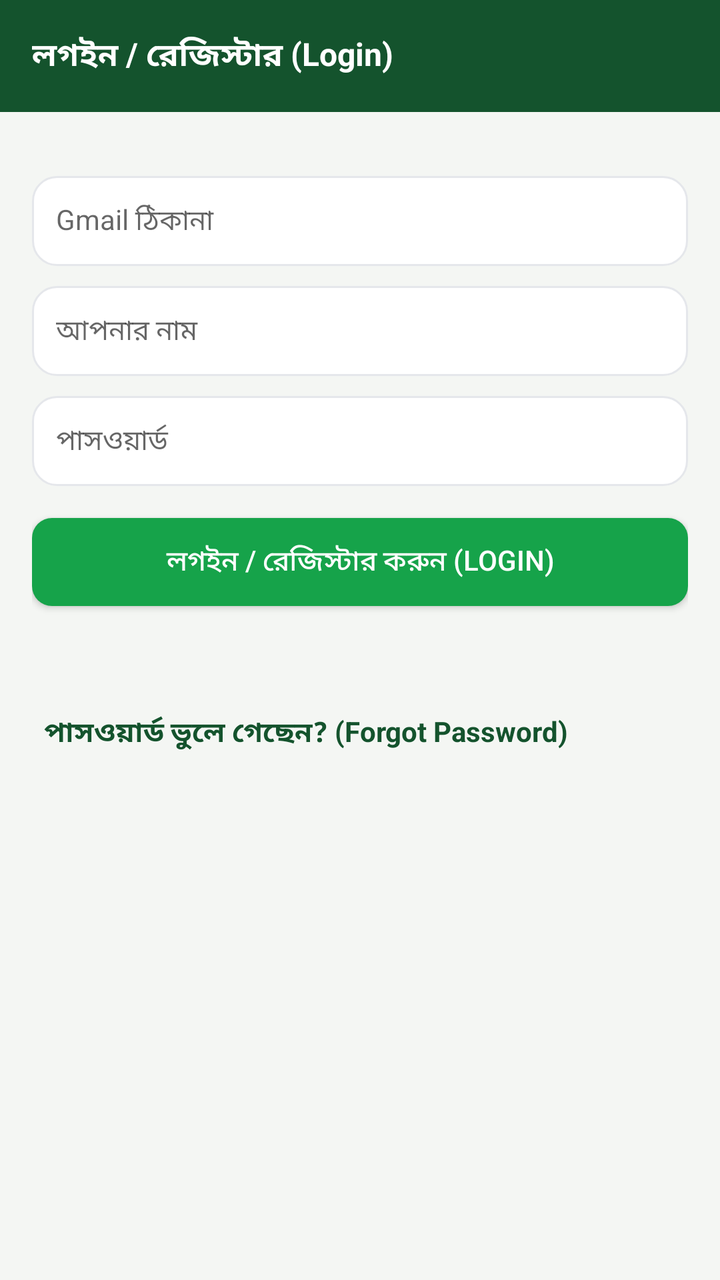
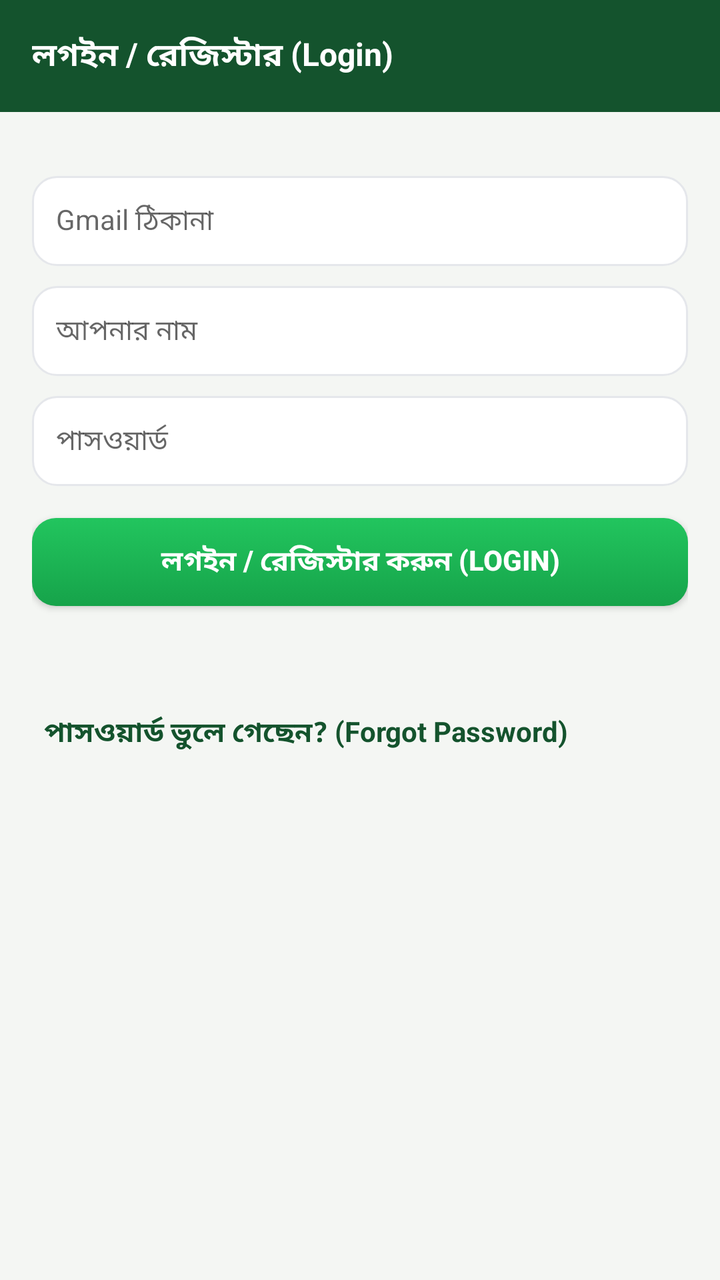

An Android layout rendered at two revisions. The XML below is the earlier revision; the diff shows what the commit changed to produce the second picture.
<!-- AndroidManifest.xml: application theme AppTheme -->
<!-- res/layout/activity_login.xml -->
<?xml version="1.0" encoding="utf-8"?>
<LinearLayout xmlns:android="http://schemas.android.com/apk/res/android"
    android:layout_width="match_parent"
    android:layout_height="match_parent"
    android:orientation="vertical"
    android:background="@color/bg"
    android:fitsSystemWindows="true">

    <android.widget.Toolbar
        android:id="@+id/toolbar"
        android:layout_width="match_parent"
        android:layout_height="?android:attr/actionBarSize"
        android:background="@color/green_dark"
        android:titleTextColor="#ffffff"
        android:titleTextAppearance="@style/ToolbarTitle"
        android:title="@string/login_title" />

    <ScrollView
        android:layout_width="match_parent"
        android:layout_height="match_parent"
        android:fillViewport="true">
        <LinearLayout
            android:layout_width="match_parent"
            android:layout_height="wrap_content"
            android:orientation="vertical"
            android:padding="16dp"
            android:paddingBottom="32dp">
            <EditText
                android:id="@+id/email"
                android:layout_width="match_parent"
                android:layout_height="wrap_content"
                android:hint="Gmail ঠিকানা"
                android:inputType="textEmailAddress"
                android:textSize="14sp"
                android:layout_marginTop="16dp"
                android:background="@drawable/card_bg"
                android:padding="12dp" />
            <EditText
                android:id="@+id/name"
                android:layout_width="match_parent"
                android:layout_height="wrap_content"
                android:hint="আপনার নাম"
                android:inputType="textPersonName"
                android:textSize="14sp"
                android:layout_marginTop="10dp"
                android:background="@drawable/card_bg"
                android:padding="12dp" />
            <EditText
                android:id="@+id/password"
                android:layout_width="match_parent"
                android:layout_height="wrap_content"
                android:hint="পাসওয়ার্ড"
                android:inputType="textPassword"
                android:textSize="14sp"
                android:layout_marginTop="10dp"
                android:background="@drawable/card_bg"
                android:padding="12dp" />
            <Button
                android:id="@+id/loginBtn"
                android:layout_width="match_parent"
                android:layout_height="44dp"
                android:text="লগইন / রেজিস্টার করুন (Login)"
                android:textSize="14sp"
                android:layout_marginTop="16dp"
                android:minHeight="0dp"
                android:background="@drawable/btn_primary"
                android:textColor="#ffffff"
            />
            <TextView
                android:id="@+id/status"
                android:layout_width="wrap_content"
                android:layout_height="wrap_content"
                android:layout_marginTop="10dp"
                android:textSize="14sp"
                android:textColor="@color/danger" />
            <TextView
                android:id="@+id/forgotLink"
                android:layout_width="wrap_content"
                android:layout_height="wrap_content"
                android:text="পাসওয়ার্ড ভুলে গেছেন? (Forgot Password)"
                android:textColor="@color/green_dark"
                android:textSize="14sp"
                android:textStyle="bold"
                android:layout_marginTop="18dp"
                android:padding="6dp" />

            <LinearLayout
                android:id="@+id/forgotPanel"
                android:layout_width="match_parent"
                android:layout_height="wrap_content"
                android:orientation="vertical"
                android:visibility="gone"
                android:background="@drawable/card_bg"
                android:padding="12dp"
                android:layout_marginTop="8dp">
                <EditText
                    android:id="@+id/fpCode"
                    android:layout_width="match_parent"
                    android:layout_height="wrap_content"
                    android:hint="৬ সংখ্যার কোড"
                    android:inputType="number"
                    android:textSize="14sp"
                    android:layout_marginTop="10dp"
                    android:background="@color/bg"
                    android:padding="10dp" />
                <EditText
                    android:id="@+id/fpNewPass"
                    android:layout_width="match_parent"
                    android:layout_height="wrap_content"
                    android:hint="নতুন পাসওয়ার্ড (কমপক্ষে ৪ অক্ষর)"
                    android:inputType="textPassword"
                    android:textSize="14sp"
                    android:layout_marginTop="10dp"
                    android:background="@color/bg"
                    android:padding="10dp" />
                <Button
                    android:id="@+id/fpSendBtn"
                    android:layout_width="match_parent"
                    android:layout_height="40dp"
                    android:text="কোড পাঠান (Send Code)"
                    android:textSize="14sp"
                    android:layout_marginTop="10dp"
                android:minHeight="0dp"
                android:background="@drawable/btn_secondary"
                android:textColor="@color/green_dark"
            />
                <Button
                    android:id="@+id/fpVerifyBtn"
                    android:layout_width="match_parent"
                    android:layout_height="40dp"
                    android:text="কোড দিয়ে পাসওয়ার্ড বদলান (Reset Password)"
                    android:textSize="14sp"
                    android:layout_marginTop="8dp"
                android:minHeight="0dp"
                android:background="@drawable/btn_secondary"
                android:textColor="@color/green_dark"
            />
                <TextView
                    android:id="@+id/fpStatus"
                    android:layout_width="wrap_content"
                    android:layout_height="wrap_content"
                    android:textSize="14sp"
                    android:layout_marginTop="8dp" />
            </LinearLayout>
        </LinearLayout>
    </ScrollView>
</LinearLayout>
<!-- resources referenced by this layout -->
<resources>
  <color name="bg">#f4f6f3</color>
  <color name="danger">#b91c1c</color>
  <color name="green_dark">#14532d</color>
  <!-- drawable btn_primary (drawable) -->
  <?xml version="1.0" encoding="utf-8"?>
  <shape xmlns:android="http://schemas.android.com/apk/res/android"
      android:shape="rectangle">
      <solid android:color="@color/green" />
      <corners android:radius="10dp" />
  </shape>
  <!-- drawable btn_secondary (drawable) -->
  <?xml version="1.0" encoding="utf-8"?>
  <shape xmlns:android="http://schemas.android.com/apk/res/android"
      android:shape="rectangle">
      <solid android:color="#ffffff" />
      <stroke android:width="1.5dp" android:color="@color/green" />
      <corners android:radius="10dp" />
  </shape>
  <!-- drawable card_bg (drawable) -->
  <?xml version="1.0" encoding="utf-8"?>
  <shape xmlns:android="http://schemas.android.com/apk/res/android"
      android:shape="rectangle">
      <solid android:color="#ffffff" />
      <stroke android:width="1dp" android:color="#E5E7EB" />
      <corners android:radius="12dp" />
  </shape>
  <string name="login_title">লগইন / রেজিস্টার (Login)</string>
  <style name="ToolbarTitle">
          <item name="android:textSize">16sp</item>
          <item name="android:textStyle">bold</item>
      </style>
  <style name="AppTheme" parent="android:Theme.Material.Light.NoActionBar">
          <item name="android:colorPrimary">@color/green_dark</item>
          <item name="android:colorPrimaryDark">@color/green_dark</item>
          <item name="android:colorAccent">@color/green</item>
          <item name="android:windowBackground">@color/bg</item>
      </style>
  <color name="green">#16a34a</color>
</resources>

<!-- the commit's change to res/layout/activity_login.xml (unified diff, before → after) -->
@@ -61,9 +61,11 @@
                 android:layout_height="44dp"
                 android:text="লগইন / রেজিস্টার করুন (Login)"
                 android:textSize="14sp"
+                android:textStyle="bold"
                 android:layout_marginTop="16dp"
                 android:minHeight="0dp"
                 android:background="@drawable/btn_primary"
+                android:elevation="2dp"
                 android:textColor="#ffffff"
             />
             <TextView
<!-- resource entries referenced after the edit -->
@@ -5,19 +5,16 @@
   <color name="green_dark">#14532d</color>
   <!-- drawable btn_primary (drawable) -->
   <?xml version="1.0" encoding="utf-8"?>
-  <shape xmlns:android="http://schemas.android.com/apk/res/android"
-      android:shape="rectangle">
-      <solid android:color="@color/green" />
-      <corners android:radius="10dp" />
-  </shape>
+  <selector xmlns:android="http://schemas.android.com/apk/res/android">
+      <item android:state_pressed="true" android:drawable="@drawable/btn_primary_pressed" />
+      <item android:drawable="@drawable/btn_primary_normal" />
+  </selector>
   <!-- drawable btn_secondary (drawable) -->
   <?xml version="1.0" encoding="utf-8"?>
-  <shape xmlns:android="http://schemas.android.com/apk/res/android"
-      android:shape="rectangle">
-      <solid android:color="#ffffff" />
-      <stroke android:width="1.5dp" android:color="@color/green" />
-      <corners android:radius="10dp" />
-  </shape>
+  <selector xmlns:android="http://schemas.android.com/apk/res/android">
+      <item android:state_pressed="true" android:drawable="@drawable/btn_secondary_pressed" />
+      <item android:drawable="@drawable/btn_secondary_normal" />
+  </selector>
   <!-- drawable card_bg (drawable) -->
   <?xml version="1.0" encoding="utf-8"?>
   <shape xmlns:android="http://schemas.android.com/apk/res/android"
@@ -37,6 +34,45 @@
           <item name="android:colorAccent">@color/green</item>
           <item name="android:windowBackground">@color/bg</item>
       </style>
+  <!-- drawable btn_primary_pressed (drawable) -->
+  <?xml version="1.0" encoding="utf-8"?>
+  <shape xmlns:android="http://schemas.android.com/apk/res/android"
+      android:shape="rectangle">
+      <gradient
+          android:angle="270"
+          android:startColor="#16a34a"
+          android:endColor="#15803d"
+          android:type="linear" />
+      <corners android:radius="12dp" />
+  </shape>
+  <!-- drawable btn_primary_normal (drawable) -->
+  <?xml version="1.0" encoding="utf-8"?>
+  <shape xmlns:android="http://schemas.android.com/apk/res/android"
+      android:shape="rectangle">
+      <gradient
+          android:angle="270"
+          android:startColor="#22c55e"
+          android:endColor="#16a34a"
+          android:type="linear" />
+      <corners android:radius="12dp" />
+  </shape>
+  <!-- drawable btn_secondary_pressed (drawable) -->
+  <?xml version="1.0" encoding="utf-8"?>
+  <shape xmlns:android="http://schemas.android.com/apk/res/android"
+      android:shape="rectangle">
+      <solid android:color="@color/green_light" />
+      <stroke android:width="1.5dp" android:color="@color/green" />
+      <corners android:radius="12dp" />
+  </shape>
+  <!-- drawable btn_secondary_normal (drawable) -->
+  <?xml version="1.0" encoding="utf-8"?>
+  <shape xmlns:android="http://schemas.android.com/apk/res/android"
+      android:shape="rectangle">
+      <solid android:color="#ffffff" />
+      <stroke android:width="1.5dp" android:color="@color/green" />
+      <corners android:radius="12dp" />
+  </shape>
   <color name="green">#16a34a</color>
+  <color name="green_light">#dcfce7</color>
 </resources>
 
